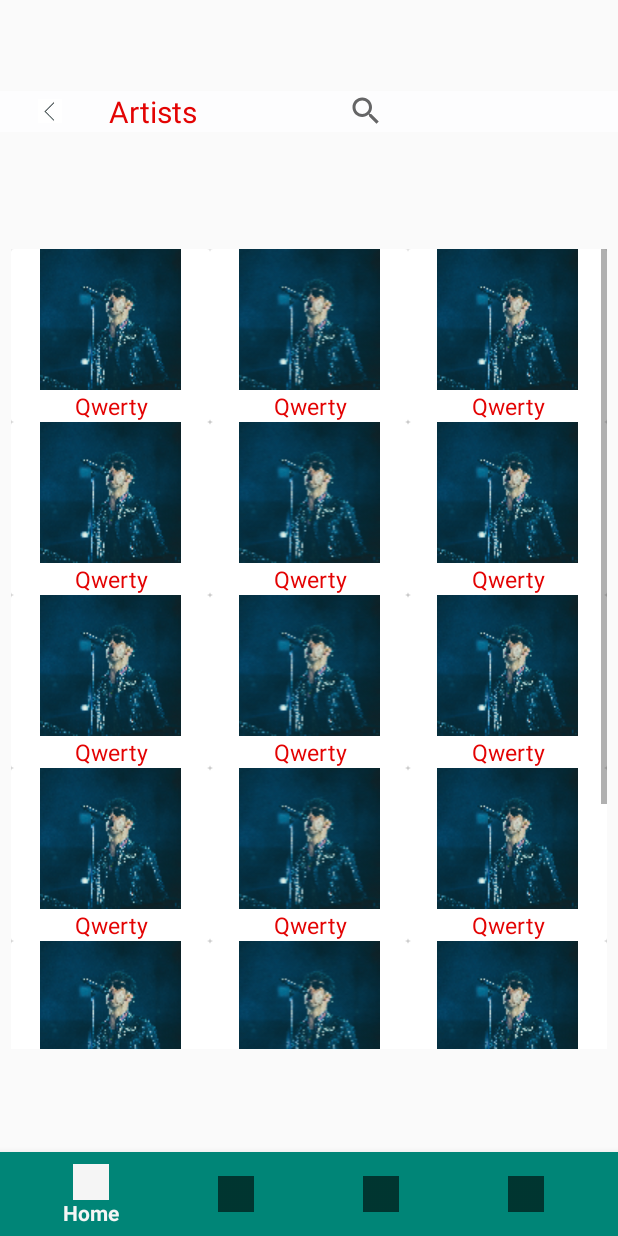
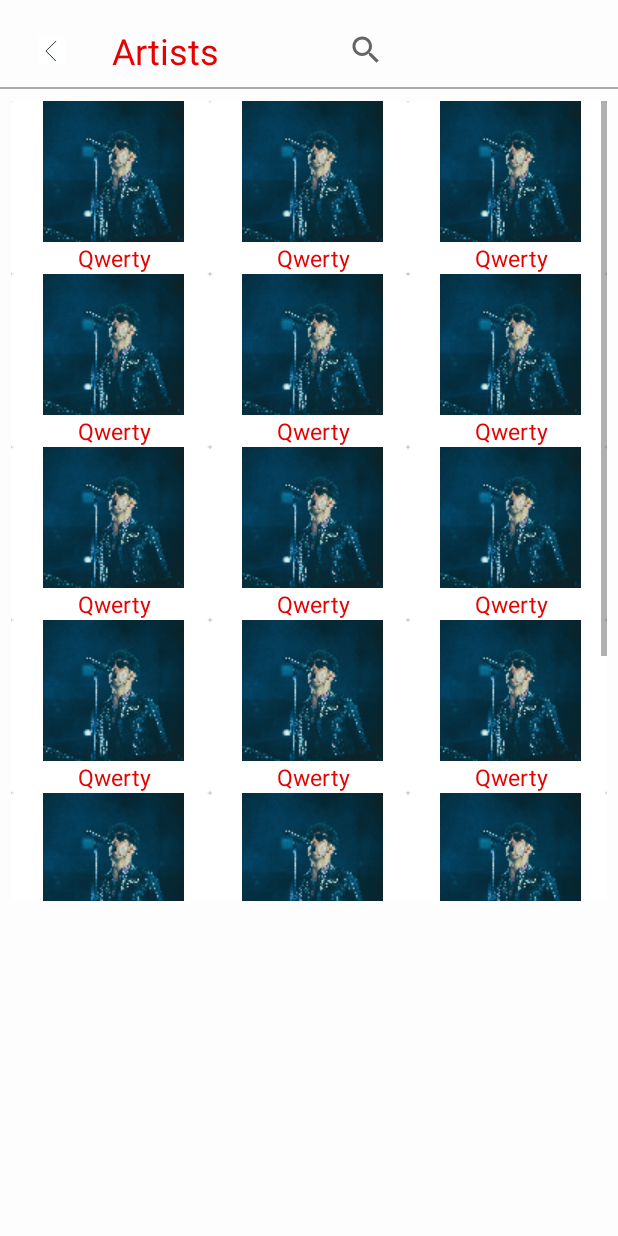
Before and after one commit to RAHULM1605/Part1, an Android app: the ArtistsActivity screen opened directly, with no data from a screen before it, on a phone screen of 412 x 824 dp. Run offline under Robolectric (Android 15) with nearby library versions, the phone set to English and light mode, and no system bars; our stand-ins replace Picasso; 1 statement that could not run was skipped.

Commit message:
Commit 2

```diff
--- a/app/build.gradle
+++ b/app/build.gradle
@@ -25,6 +25,7 @@ dependencies {
     implementation 'com.android.support.constraint:constraint-layout:1.1.3'
     implementation 'com.android.volley:volley:1.1.1'
     implementation 'com.squareup.picasso:picasso:2.5.2'
+    implementation 'com.google.code.gson:gson:2.8.2'
     testImplementation 'junit:junit:4.12'
     androidTestImplementation 'com.android.support.test:runner:1.0.2'
     androidTestImplementation 'com.android.support.test.espresso:espresso-core:3.0.2'
--- a/app/src/main/java/com/groovenexus/ArtistsActivity.java
+++ b/app/src/main/java/com/groovenexus/ArtistsActivity.java
@@ -1,5 +1,6 @@
 package com.groovenexus;
 
+import android.content.Context;
 import android.support.annotation.NonNull;
 import android.support.v7.app.AppCompatActivity;
 import android.os.Bundle;
@@ -10,6 +11,8 @@ import android.view.View;
 import android.view.ViewGroup;
 import android.widget.ImageView;
 import android.widget.TextView;
+
+import com.squareup.picasso.Picasso;
 
 import java.util.ArrayList;
 
@@ -62,6 +65,7 @@ public class ArtistsActivity extends AppCompatActivity {
 class ArtistAdapter extends RecyclerView.Adapter<ArtistAdapter.MyViewHolder> {
 
     public ArrayList<Artist> exampleList;
+    private Context context;
 
     public static class MyViewHolder extends RecyclerView.ViewHolder {
         public ImageView imageView;
@@ -89,7 +93,7 @@ class ArtistAdapter extends RecyclerView.Adapter<ArtistAdapter.MyViewHolder> {
     public void onBindViewHolder(@NonNull MyViewHolder myViewHolder, int position) {
         Artist currentArtist = exampleList.get(position);
 
-        myViewHolder.imageView.setImageResource(currentArtist.pic);
+        Picasso.with(context).load(currentArtist.pic).resize(340,340).into(myViewHolder.imageView);
         myViewHolder.textView.setText(currentArtist.text);
     }
 
--- a/app/src/main/java/com/groovenexus/Splash.java
+++ b/app/src/main/java/com/groovenexus/Splash.java
@@ -17,7 +17,7 @@ public class Splash extends AppCompatActivity {
             @Override
             public void run()
             {
-                startActivity(new Intent(Splash.this,MainScreen.class));
+                startActivity(new Intent(Splash.this,BottomNavigationActivity.class));
                 finish();
             }
         },SPLASH_TIME);
--- a/app/src/main/res/layout/activity_artists.xml
+++ b/app/src/main/res/layout/activity_artists.xml
@@ -4,20 +4,21 @@
     xmlns:tools="http://schemas.android.com/tools"
     android:layout_width="match_parent"
     android:layout_height="match_parent"
+    android:background="@color/myBackground"
     tools:context=".ArtistsActivity">
 
     <RelativeLayout
-        android:id="@+id/artistsHead"
+        android:id="@+id/artistHead"
         android:layout_width="match_parent"
         android:layout_height="wrap_content"
-        android:background="#FDFDFE"
+        android:background="@color/myBackground"
         app:layout_constraintBottom_toTopOf="@id/recyclerViewArtist"
         app:layout_constraintTop_toTopOf="parent">
 
         <ImageButton
             android:id="@+id/back"
-            android:layout_width="16dp"
-            android:layout_height="16dp"
+            android:layout_width="18dp"
+            android:layout_height="18dp"
             android:layout_alignParentStart="true"
             android:layout_alignParentTop="true"
             android:layout_centerVertical="true"
@@ -28,20 +29,20 @@
 
         <TextView
             android:id="@+id/artistText"
-            android:layout_width="wrap_content"
+            android:layout_width="124dp"
             android:layout_height="wrap_content"
             android:layout_centerVertical="true"
             android:layout_marginStart="31dp"
-            android:layout_marginEnd="-145dp"
+            android:layout_marginEnd="-171dp"
             android:layout_toStartOf="@+id/back"
             android:layout_toEndOf="@+id/back"
             android:text="Artists"
-            android:textColor="#E30303"
-            android:textSize="20sp" />
+            android:textColor="@color/CustomTextColor"
+            android:textSize="24sp" />
 
         <SearchView
             android:layout_width="150dp"
-            android:layout_height="20dp"
+            android:layout_height="24dp"
             android:layout_alignParentTop="true"
             android:layout_alignParentEnd="true"
             android:layout_centerVertical="true"
@@ -50,29 +51,40 @@
 
     </RelativeLayout>
 
+    <View
+        android:id="@+id/line"
+        android:layout_width="match_parent"
+        android:layout_height="1dp"
+        android:layout_marginStart="0dp"
+        android:layout_marginTop="8dp"
+        android:background="@android:color/darker_gray"
+        app:layout_constraintTop_toBottomOf="@+id/artistHead" />
+
     <android.support.v7.widget.RecyclerView
         android:id="@+id/recyclerViewArtist"
         android:layout_width="397dp"
         android:layout_height="533dp"
-        android:layout_marginTop="18dp"
+        android:layout_marginStart="4dp"
+        android:layout_marginTop="8dp"
+        android:layout_marginEnd="4dp"
         android:layout_marginBottom="8dp"
         android:scrollbars="vertical"
         app:layout_constraintBottom_toTopOf="@+id/navigation"
         app:layout_constraintEnd_toEndOf="parent"
         app:layout_constraintStart_toStartOf="parent"
-        app:layout_constraintTop_toBottomOf="@+id/artistsHead"
+        app:layout_constraintTop_toBottomOf="@+id/line"
         app:layout_constraintVertical_bias="0.0" />
 
-    <android.support.design.widget.BottomNavigationView
-        android:id="@+id/navigation"
-        android:layout_width="0dp"
-        android:layout_height="wrap_content"
-        android:layout_alignParentBottom="true"
-        android:background="@color/colorPrimary"
-        app:layout_constraintBottom_toBottomOf="parent"
-        app:layout_constraintEnd_toEndOf="parent"
-        app:layout_constraintHorizontal_bias="1.0"
-        app:layout_constraintStart_toStartOf="parent"
-        app:menu="@menu/bottom_nav" />
+    <!--<android.support.design.widget.BottomNavigationView-->
+    <!--android:id="@+id/navigation"-->
+    <!--android:layout_width="0dp"-->
+    <!--android:layout_height="wrap_content"-->
+    <!--android:layout_alignParentBottom="true"-->
+    <!--android:background="@color/colorPrimary"-->
+    <!--app:layout_constraintBottom_toBottomOf="parent"-->
+    <!--app:layout_constraintEnd_toEndOf="parent"-->
+    <!--app:layout_constraintHorizontal_bias="1.0"-->
+    <!--app:layout_constraintStart_toStartOf="parent"-->
+    <!--app:menu="@menu/bottom_nav" />-->
 
 </android.support.constraint.ConstraintLayout>
--- a/app/src/main/res/layout/artist_card.xml
+++ b/app/src/main/res/layout/artist_card.xml
@@ -10,10 +10,10 @@
 
         <ImageView
             android:id="@+id/ArtistCardImg"
-            android:layout_width="match_parent"
+            android:layout_width="wrap_content"
             android:layout_height="wrap_content"
-            android:layout_marginStart="2dp"
-            android:layout_marginEnd="2dp"
+            android:layout_marginStart="4dp"
+
             app:layout_constraintEnd_toEndOf="parent"
             app:layout_constraintStart_toStartOf="parent"
             app:layout_constraintTop_toTopOf="parent" />
--- a/app/src/main/res/values/colors.xml
+++ b/app/src/main/res/values/colors.xml
@@ -4,4 +4,5 @@
     <color name="colorPrimaryDark">#00574B</color>
     <color name="colorAccent">#D81B60</color>
     <color name="myBackground">#FDFDFE</color>
+    <color name="CustomTextColor">#E30303</color>
 </resources>
```
Also changed, not shown: app/src/main/AndroidManifest.xml (+4 -3 lines), app/src/main/java/com/groovenexus/MainScreen.java (deleted, +0 -224 lines), app/src/main/java/com/groovenexus/MainScreenAdapter.java (+14 -4 lines), app/src/main/res/layout/activity_main_screen.xml (+13 -14 lines), app/src/main/res/layout/activity_playlist.xml (+14 -14 lines).
